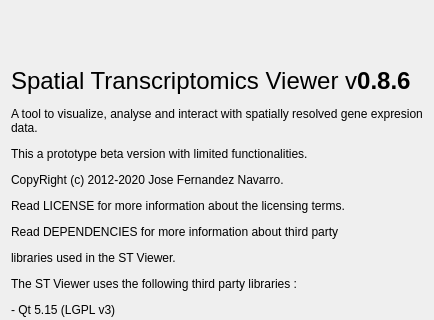
jfnavarro/st_viewer, file src/dialogs/aboutdialog.ui: the form before one commit; both pictures show x 0 to 434 and y 0 to 320 of the 434 by 546 pixel window.
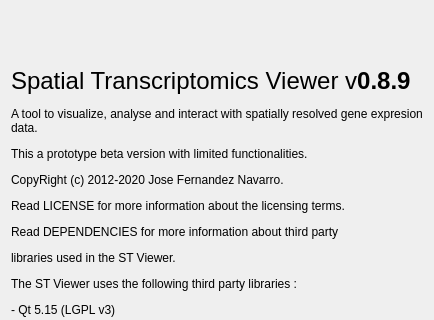
The form after the commit.

Diff of the .ui file:
```diff
--- a/src/dialogs/aboutdialog.ui
+++ b/src/dialogs/aboutdialog.ui
@@ -43,7 +43,7 @@
         <bool>true</bool>
        </property>
        <property name="text">
-        <string>&lt;html&gt;&lt;head/&gt;&lt;body&gt;&lt;p&gt;&lt;span style=&quot; font-size:18pt;&quot;&gt;Spatial Transcriptomics Viewer v&lt;/span&gt;&lt;span style=&quot; font-size:18pt; font-weight:600;&quot;&gt;0.8.6&lt;/span&gt;&lt;/p&gt;&lt;p&gt;A tool to visualize, analyse and interact with spatially resolved gene expresion data.&lt;/p&gt;&lt;p&gt;This a prototype beta version with limited functionalities.&lt;/p&gt;&lt;p&gt;CopyRight (c) 2012-2020 Jose Fernandez Navarro.&lt;/p&gt;&lt;p&gt;Read LICENSE for more information about the licensing terms.&lt;/p&gt;&lt;p&gt;Read DEPENDENCIES for more information about third party&lt;/p&gt;&lt;p&gt;libraries used in the ST Viewer. &lt;/p&gt;&lt;p&gt;The ST Viewer uses the following third party libraries :&lt;/p&gt;&lt;p&gt;- Qt 5.15 (LGPL v3)&lt;/p&gt;&lt;p&gt;- Armadillo (Apache License 2.0)&lt;/p&gt;&lt;p&gt;- t-SNE (L&lt;span style=&quot; color:#000000;&quot;&gt;aurens van der Maaten (Delft University ofTechnology))&lt;/span&gt;&lt;/p&gt;&lt;p&gt;- QCustomplot (Commercial dynamic linking license. Link: http://qcustomplot.com/)&lt;/p&gt;&lt;p&gt;Please report bug, feedback, questions and errors to : &lt;span style=&quot; font-weight:600;&quot;&gt;jc.fernandez.navarro@gmail.com&lt;/span&gt;&lt;/p&gt;&lt;/body&gt;&lt;/html&gt;</string>
+        <string>&lt;html&gt;&lt;head/&gt;&lt;body&gt;&lt;p&gt;&lt;span style=&quot; font-size:18pt;&quot;&gt;Spatial Transcriptomics Viewer v&lt;/span&gt;&lt;span style=&quot; font-size:18pt; font-weight:600;&quot;&gt;0.8.9&lt;/span&gt;&lt;/p&gt;&lt;p&gt;A tool to visualize, analyse and interact with spatially resolved gene expresion data.&lt;/p&gt;&lt;p&gt;This a prototype beta version with limited functionalities.&lt;/p&gt;&lt;p&gt;CopyRight (c) 2012-2020 Jose Fernandez Navarro.&lt;/p&gt;&lt;p&gt;Read LICENSE for more information about the licensing terms.&lt;/p&gt;&lt;p&gt;Read DEPENDENCIES for more information about third party&lt;/p&gt;&lt;p&gt;libraries used in the ST Viewer. &lt;/p&gt;&lt;p&gt;The ST Viewer uses the following third party libraries :&lt;/p&gt;&lt;p&gt;- Qt 5.15 (LGPL v3)&lt;/p&gt;&lt;p&gt;- Armadillo (Apache License 2.0)&lt;/p&gt;&lt;p&gt;- t-SNE (L&lt;span style=&quot; color:#000000;&quot;&gt;aurens van der Maaten (Delft University ofTechnology))&lt;/span&gt;&lt;/p&gt;&lt;p&gt;- QCustomplot (Commercial dynamic linking license. Link: http://qcustomplot.com/)&lt;/p&gt;&lt;p&gt;Please report bug, feedback, questions and errors to : &lt;span style=&quot; font-weight:600;&quot;&gt;jc.fernandez.navarro@gmail.com&lt;/span&gt;&lt;/p&gt;&lt;/body&gt;&lt;/html&gt;</string>
        </property>
        <property name="textFormat">
         <enum>Qt::AutoText</enum>
```
